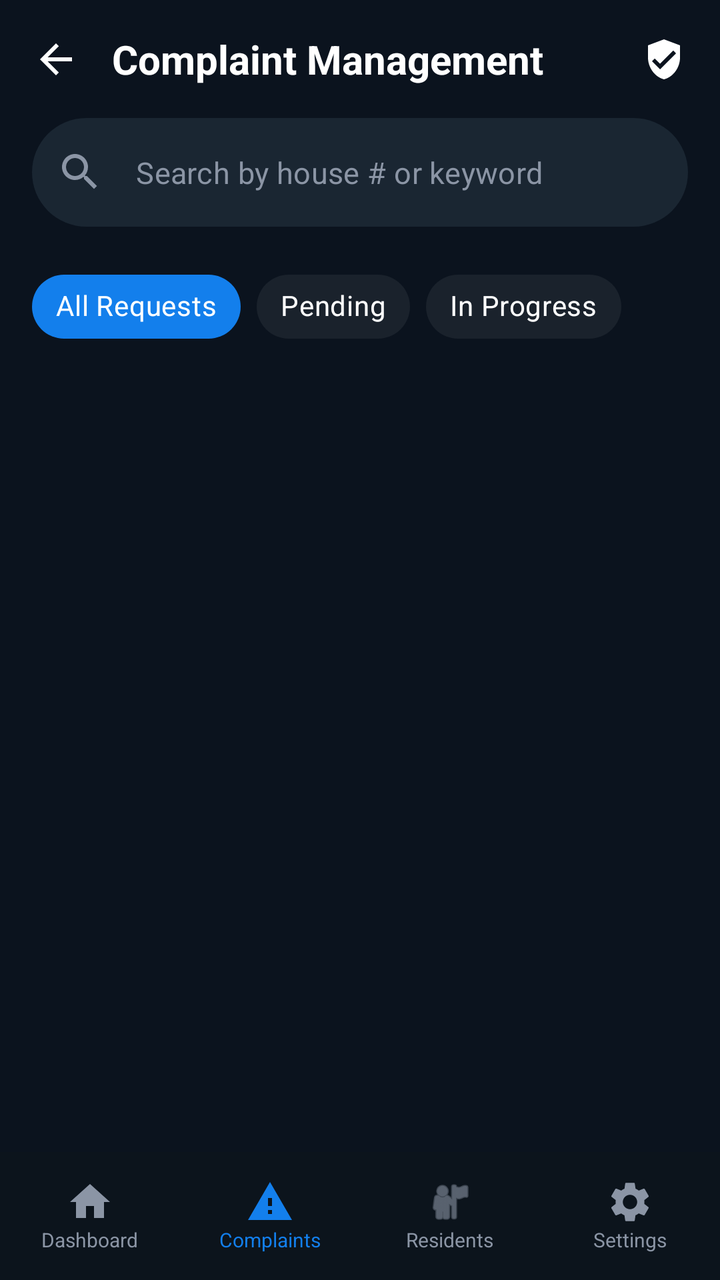
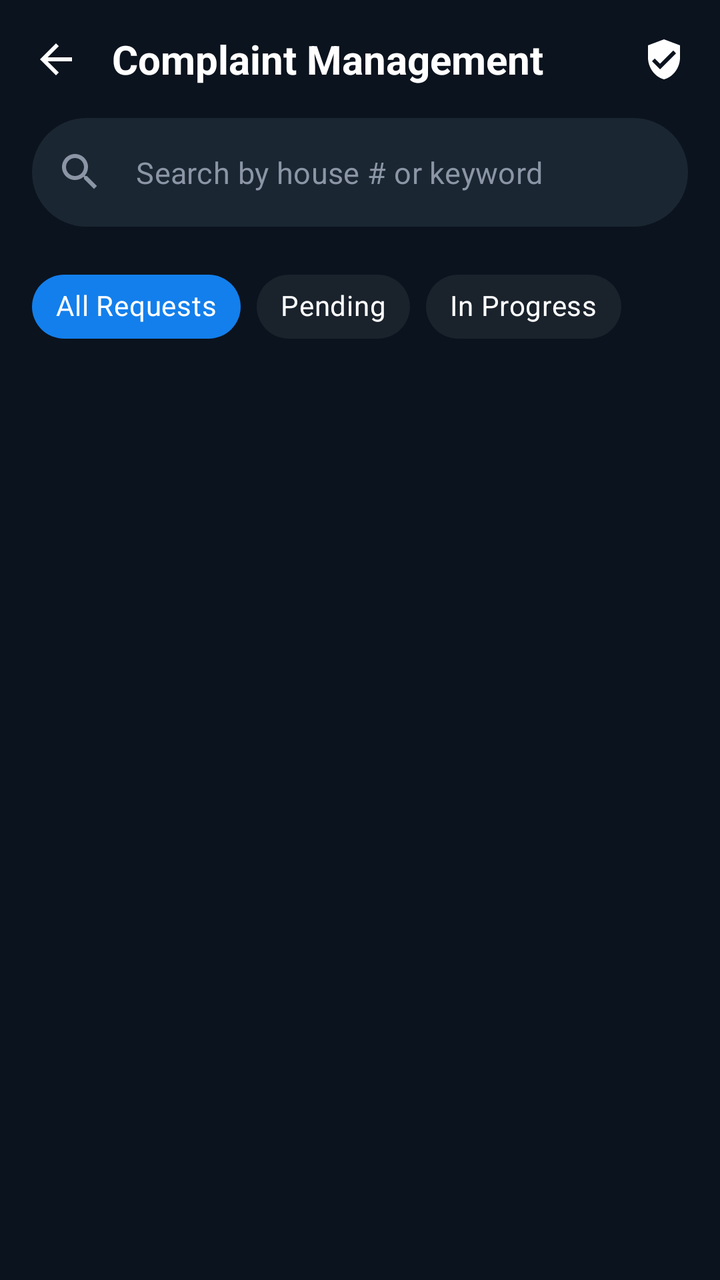

The first picture is an Android layout as it rendered before a commit; the second is the same layout after the commit. The layout source and the unified diff follow.
<!-- AndroidManifest.xml: application theme Theme.HouseVisitorManagementSystem -->
<!-- res/layout/activity_view_complaint.xml -->
<?xml version="1.0" encoding="utf-8"?>
<androidx.constraintlayout.widget.ConstraintLayout xmlns:android="http://schemas.android.com/apk/res/android"
    xmlns:app="http://schemas.android.com/apk/res-auto"
    xmlns:tools="http://schemas.android.com/tools"
    android:id="@+id/main"
    android:layout_width="match_parent"
    android:layout_height="match_parent"
    android:background="@color/night_blue">

    
    <androidx.constraintlayout.widget.ConstraintLayout
        android:id="@+id/headerLayout"
        android:layout_width="match_parent"
        android:layout_height="wrap_content"
        android:padding="16dp"
        app:layout_constraintTop_toTopOf="parent">

        <ImageView
            android:id="@+id/btnBack"
            android:layout_width="24dp"
            android:layout_height="24dp"
            android:src="@drawable/ic_arrow_back"
            app:layout_constraintBottom_toBottomOf="parent"
            app:layout_constraintStart_toStartOf="parent"
            app:layout_constraintTop_toTopOf="parent"
            app:tint="@color/white" />

        <TextView
            android:layout_width="wrap_content"
            android:layout_height="wrap_content"
            android:layout_marginStart="16dp"
            android:text="Complaint Management"
            android:textColor="@color/white"
            android:textSize="20sp"
            android:textStyle="bold"
            app:layout_constraintBottom_toBottomOf="parent"
            app:layout_constraintStart_toEndOf="@id/btnBack"
            app:layout_constraintTop_toTopOf="parent" />

        <ImageView
            android:id="@+id/btnFilter"
            android:layout_width="24dp"
            android:layout_height="24dp"
            android:src="@drawable/ic_filter_list"
            app:layout_constraintBottom_toBottomOf="parent"
            app:layout_constraintEnd_toEndOf="parent"
            app:layout_constraintTop_toTopOf="parent"
            app:tint="@color/white" />

    </androidx.constraintlayout.widget.ConstraintLayout>

    
    <com.google.android.material.textfield.TextInputLayout
        android:id="@+id/tilSearch"
        style="@style/Widget.MaterialComponents.TextInputLayout.OutlinedBox"
        android:layout_width="match_parent"
        android:layout_height="wrap_content"
        android:layout_marginHorizontal="16dp"
        app:boxBackgroundColor="#1A2632"
        app:boxCornerRadiusBottomEnd="28dp"
        app:boxCornerRadiusBottomStart="28dp"
        app:boxCornerRadiusTopEnd="28dp"
        app:boxCornerRadiusTopStart="28dp"
        app:boxStrokeWidth="0dp"
        app:boxStrokeWidthFocused="0dp"
        app:hintEnabled="false"
        app:layout_constraintTop_toBottomOf="@id/headerLayout"
        app:startIconDrawable="@drawable/ic_search"
        app:startIconTint="@color/text_grey">

        <com.google.android.material.textfield.TextInputEditText
            android:id="@+id/etSearch"
            android:layout_width="match_parent"
            android:layout_height="wrap_content"
            android:hint="Search by house # or keyword"
            android:textColor="@color/white"
            android:textColorHint="@color/text_grey"
            android:textSize="15sp" />
    </com.google.android.material.textfield.TextInputLayout>

    
    <HorizontalScrollView
        android:id="@+id/chipGroupFiltersScroll"
        android:layout_width="match_parent"
        android:layout_height="wrap_content"
        android:layout_marginTop="16dp"
        android:clipToPadding="false"
        android:paddingHorizontal="16dp"
        android:scrollbars="none"
        app:layout_constraintTop_toBottomOf="@id/tilSearch">

        <com.google.android.material.chip.ChipGroup
            android:id="@+id/chipGroupFilters"
            android:layout_width="wrap_content"
            android:layout_height="wrap_content"
            app:selectionRequired="true"
            app:singleSelection="true">

            <com.google.android.material.chip.Chip
                android:id="@+id/chipAll"
                style="@style/Widget.MaterialComponents.Chip.Choice"
                android:layout_width="wrap_content"
                android:layout_height="wrap_content"
                android:checked="true"
                android:text="All Requests"
                android:textColor="@color/white"
                app:chipBackgroundColor="@color/chip_bg_selector"
                app:chipCornerRadius="20dp"
                app:chipStrokeWidth="0dp" />

            <com.google.android.material.chip.Chip
                android:id="@+id/chipPending"
                style="@style/Widget.MaterialComponents.Chip.Choice"
                android:layout_width="wrap_content"
                android:layout_height="wrap_content"
                android:text="Pending"
                android:textColor="@color/white"
                app:chipBackgroundColor="@color/chip_bg_selector"
                app:chipCornerRadius="20dp"
                app:chipStrokeWidth="0dp" />

            <com.google.android.material.chip.Chip
                android:id="@+id/chipInProgress"
                style="@style/Widget.MaterialComponents.Chip.Choice"
                android:layout_width="wrap_content"
                android:layout_height="wrap_content"
                android:text="In Progress"
                android:textColor="@color/white"
                app:chipBackgroundColor="@color/chip_bg_selector"
                app:chipCornerRadius="20dp"
                app:chipStrokeWidth="0dp" />

        </com.google.android.material.chip.ChipGroup>
    </HorizontalScrollView>

    
    <androidx.recyclerview.widget.RecyclerView
        android:id="@+id/rvComplaints"
        android:layout_width="match_parent"
        android:layout_height="0dp"
        android:layout_marginTop="12dp"
        android:clipToPadding="false"
        android:paddingBottom="80dp"
        app:layoutManager="androidx.recyclerview.widget.LinearLayoutManager"
        app:layout_constraintBottom_toTopOf="@id/bottomNav"
        app:layout_constraintTop_toBottomOf="@id/chipGroupFiltersScroll"
        tools:listitem="@layout/item_complaint" />

    
    <androidx.constraintlayout.widget.ConstraintLayout
        android:id="@+id/bottomNav"
        android:layout_width="match_parent"
        android:layout_height="64dp"
        android:background="#0C141C"
        app:layout_constraintBottom_toBottomOf="parent">

        <LinearLayout
            android:layout_width="match_parent"
            android:layout_height="match_parent"
            android:orientation="horizontal"
            android:weightSum="4">

            <LinearLayout
                android:layout_width="0dp"
                android:layout_height="match_parent"
                android:layout_weight="1"
                android:gravity="center"
                android:orientation="vertical">
                <ImageView
                    android:layout_width="24dp"
                    android:layout_height="24dp"
                    android:src="@drawable/ic_home_filled"
                    app:tint="@color/text_grey" />
                <TextView
                    android:layout_width="wrap_content"
                    android:layout_height="wrap_content"
                    android:text="Dashboard"
                    android:textColor="@color/text_grey"
                    android:textSize="10sp" />
            </LinearLayout>

            <LinearLayout
                android:layout_width="0dp"
                android:layout_height="match_parent"
                android:layout_weight="1"
                android:gravity="center"
                android:orientation="vertical">
                <ImageView
                    android:layout_width="24dp"
                    android:layout_height="24dp"
                    android:src="@drawable/ic_warning_triangle"
                    app:tint="@color/bright_azure_blue" />
                <TextView
                    android:layout_width="wrap_content"
                    android:layout_height="wrap_content"
                    android:text="Complaints"
                    android:textColor="@color/bright_azure_blue"
                    android:textSize="10sp" />
            </LinearLayout>

            <LinearLayout
                android:layout_width="0dp"
                android:layout_height="match_parent"
                android:layout_weight="1"
                android:gravity="center"
                android:orientation="vertical">
                <ImageView
                    android:layout_width="24dp"
                    android:layout_height="24dp"
                    android:src="@android:drawable/ic_menu_myplaces"
                    app:tint="@color/text_grey" />
                <TextView
                    android:layout_width="wrap_content"
                    android:layout_height="wrap_content"
                    android:text="Residents"
                    android:textColor="@color/text_grey"
                    android:textSize="10sp" />
            </LinearLayout>

            <LinearLayout
                android:layout_width="0dp"
                android:layout_height="match_parent"
                android:layout_weight="1"
                android:gravity="center"
                android:orientation="vertical">
                <ImageView
                    android:layout_width="24dp"
                    android:layout_height="24dp"
                    android:src="@drawable/ic_settings_gear"
                    app:tint="@color/text_grey" />
                <TextView
                    android:layout_width="wrap_content"
                    android:layout_height="wrap_content"
                    android:text="Settings"
                    android:textColor="@color/text_grey"
                    android:textSize="10sp" />
            </LinearLayout>

        </LinearLayout>
    </androidx.constraintlayout.widget.ConstraintLayout>

</androidx.constraintlayout.widget.ConstraintLayout>
<!-- res/layout/item_complaint.xml (included above) -->
<?xml version="1.0" encoding="utf-8"?>
<com.google.android.material.card.MaterialCardView xmlns:android="http://schemas.android.com/apk/res/android"
    xmlns:app="http://schemas.android.com/apk/res-auto"
    android:layout_width="match_parent"
    android:layout_height="wrap_content"
    android:layout_marginHorizontal="16dp"
    android:layout_marginVertical="8dp"
    app:cardBackgroundColor="@color/card_dark_bg"
    app:cardCornerRadius="24dp"
    app:cardElevation="0dp"
    app:strokeWidth="0dp">

    <androidx.constraintlayout.widget.ConstraintLayout
        android:layout_width="match_parent"
        android:layout_height="wrap_content"
        android:padding="20dp">

        
        <FrameLayout
            android:id="@+id/iconContainer"
            android:layout_width="48dp"
            android:layout_height="48dp"
            app:layout_constraintStart_toStartOf="parent"
            app:layout_constraintTop_toTopOf="parent">

            <View
                android:id="@+id/iconBg"
                android:layout_width="match_parent"
                android:layout_height="match_parent"
                android:background="@drawable/circle_dark_bg" />

            <ImageView
                android:id="@+id/ivComplaintIcon"
                android:layout_width="24dp"
                android:layout_height="24dp"
                android:layout_gravity="center"
                android:src="@drawable/ic_water_drop" />
        </FrameLayout>

        
        <TextView
            android:id="@+id/tvTitle"
            android:layout_width="0dp"
            android:layout_height="wrap_content"
            android:layout_marginStart="16dp"
            android:text="Water Leakage in Kitchen"
            android:textColor="@color/white"
            android:textSize="18sp"
            android:textStyle="bold"
            app:layout_constraintEnd_toEndOf="parent"
            app:layout_constraintStart_toEndOf="@id/iconContainer"
            app:layout_constraintTop_toTopOf="parent" />

        <TextView
            android:id="@+id/tvMetaData"
            android:layout_width="wrap_content"
            android:layout_height="wrap_content"
            android:layout_marginTop="4dp"
            android:text="A-104  •  Oct 24, 10:30 AM"
            android:textColor="@color/text_grey"
            android:textSize="13sp"
            app:layout_constraintStart_toStartOf="@id/tvTitle"
            app:layout_constraintTop_toBottomOf="@id/tvTitle" />

        <TextView
            android:id="@+id/tvDescription"
            android:layout_width="0dp"
            android:layout_height="wrap_content"
            android:layout_marginTop="12dp"
            android:ellipsize="end"
            android:maxLines="2"
            android:text="The sink pipe is leaking heavily and causing water to pool on the floor nea..."
            android:textColor="@color/text_grey"
            android:textSize="14sp"
            app:layout_constraintEnd_toEndOf="parent"
            app:layout_constraintStart_toStartOf="parent"
            app:layout_constraintTop_toBottomOf="@id/iconContainer" />

        
        <View
            android:id="@+id/divider"
            android:layout_width="match_parent"
            android:layout_height="1dp"
            android:layout_marginTop="16dp"
            android:background="#1AFFFFFF"
            app:layout_constraintTop_toBottomOf="@id/tvDescription" />

        
        <LinearLayout
            android:id="@+id/statusBadge"
            android:layout_width="wrap_content"
            android:layout_height="wrap_content"
            android:layout_marginTop="16dp"
            android:background="@drawable/bg_status_in_progress"
            android:gravity="center"
            android:orientation="horizontal"
            android:paddingHorizontal="16dp"
            android:paddingVertical="8dp"
            app:layout_constraintEnd_toEndOf="parent"
            app:layout_constraintTop_toBottomOf="@id/divider">

            <TextView
                android:id="@+id/tvStatus"
                android:layout_width="wrap_content"
                android:layout_height="wrap_content"
                android:text="In Progress"
                android:textColor="@color/bright_azure_blue"
                android:textSize="14sp"
                android:textStyle="bold" />

            <ImageView
                android:id="@+id/ivStatusIcon"
                android:layout_width="16dp"
                android:layout_height="16dp"
                android:layout_marginStart="8dp"
                android:src="@android:drawable/arrow_down_float"
                app:tint="@color/bright_azure_blue" />
        </LinearLayout>

    </androidx.constraintlayout.widget.ConstraintLayout>

</com.google.android.material.card.MaterialCardView>
<!-- resources referenced by this layout -->
<resources>
  <color name="bright_azure_blue">#137fec</color>
  <color name="card_dark_bg">#1A222C</color>
  <color name="night_blue">#0B131E</color>
  <color name="text_grey">#8B95A5</color>
  <color name="white">#FFFFFF</color>
  <!-- drawable bg_status_in_progress (drawable) -->
  <?xml version="1.0" encoding="utf-8"?>
  <shape xmlns:android="http://schemas.android.com/apk/res/android">
      <solid android:color="#1A3498DB" /> 
      <corners android:radius="12dp" />
  </shape>
  <!-- drawable circle_dark_bg (drawable) -->
  <?xml version="1.0" encoding="utf-8"?>
  <shape xmlns:android="http://schemas.android.com/apk/res/android"
      android:shape="oval">
      <solid android:color="#1A2332" />
  </shape>
  <!-- drawable ic_arrow_back (drawable) -->
  <vector xmlns:android="http://schemas.android.com/apk/res/android"
      android:width="24dp"
      android:height="24dp"
      android:viewportWidth="24"
      android:viewportHeight="24">
      <path
          android:fillColor="#FFFFFF"
          android:pathData="M20,11H7.83l5.59,-5.59L12,4l-8,8 8,8 1.41,-1.41L7.83,13H20v-2z" />
  </vector>
  <!-- drawable ic_filter_list (drawable) -->
  <vector xmlns:android="http://schemas.android.com/apk/res/android"
      android:width="24dp"
      android:height="24dp"
      android:viewportWidth="24"
      android:viewportHeight="24">
      <path
          android:fillColor="#FFFFFF"
          android:pathData="M12,2L4,5v6.09c0,5.05 3.41,9.76 8,10.91c4.59,-1.15 8,-5.86 8,-10.91V5L12,2zM10,17l-4,-4l1.41,-1.41L10,14.17l6.59,-6.59L18,9L10,17z"/>
  </vector>
  <!-- drawable ic_home_filled (drawable) -->
  <vector xmlns:android="http://schemas.android.com/apk/res/android"
      android:width="24dp"
      android:height="24dp"
      android:viewportWidth="24"
      android:viewportHeight="24">
      <path
          android:fillColor="#FFFFFF"
          android:pathData="M10,20v-6h4v6h5v-8h3L12,3 2,12h3v8z" />
  </vector>
  <!-- drawable ic_settings_gear (drawable) -->
  <vector xmlns:android="http://schemas.android.com/apk/res/android"
      android:width="24dp"
      android:height="24dp"
      android:viewportWidth="24"
      android:viewportHeight="24">
      <path
          android:fillColor="#FFFFFF"
          android:pathData="M19.14,12.94c0.04,-0.3 0.06,-0.61 0.06,-0.94c0,-0.32 -0.02,-0.64 -0.06,-0.94l2.03,-1.58c0.18,-0.14 0.23,-0.41 0.12,-0.61l-1.92,-3.32c-0.12,-0.22 -0.37,-0.29 -0.59,-0.22l-2.39,0.96c-0.5,-0.38 -1.03,-0.7 -1.62,-0.94L14.4,2.81c-0.04,-0.24 -0.24,-0.41 -0.48,-0.41h-3.84c-0.24,0 -0.43,0.17 -0.47,0.41L9.25,5.35C8.66,5.59 8.12,5.92 7.63,6.29L5.24,5.33c-0.22,-0.08 -0.47,0 -0.59,0.22L2.74,8.87C2.62,9.08 2.66,9.34 2.86,9.48l2.03,1.58C4.84,11.36 4.8,11.69 4.8,12s0.02,0.64 0.06,0.94l-2.03,1.58c-0.18,0.14 -0.23,0.41 -0.12,0.61l1.92,3.32c0.12,0.22 0.37,0.29 0.59,0.22l2.39,-0.96c0.5,0.38 1.03,0.7 1.62,0.94l0.36,2.54c0.05,0.24 0.24,0.41 0.48,0.41h3.84c0.24,0 0.44,-0.17 0.47,-0.41l0.36,-2.54c0.59,-0.24 1.13,-0.56 1.62,-0.94l2.39,0.96c0.22,0.08 0.47,0 0.59,-0.22l1.92,-3.32c0.12,-0.22 0.07,-0.47 -0.12,-0.61L19.14,12.94zM12,15.6c-1.98,0 -3.6,-1.62 -3.6,-3.6s1.62,-3.6 3.6,-3.6s3.6,1.62 3.6,3.6S13.98,15.6 12,15.6z" />
  </vector>
  <!-- drawable ic_warning_triangle (drawable) -->
  <vector xmlns:android="http://schemas.android.com/apk/res/android"
      android:width="24dp"
      android:height="24dp"
      android:viewportWidth="24"
      android:viewportHeight="24">
      <path
          android:fillColor="#FFFFFF"
          android:pathData="M1,21h22L12,2 1,21zM13,18h-2v-2h2v2zM13,14h-2v-4h2v4z" />
  </vector>
  <style name="Theme.HouseVisitorManagementSystem" parent="Base.Theme.HouseVisitorManagementSystem" />
  <style name="Base.Theme.HouseVisitorManagementSystem" parent="Theme.Material3.DayNight.NoActionBar">
          
          
      </style>
  <!-- unchanged entries left out for length: 2 -->
</resources>

<!-- the commit's change to res/layout/activity_view_complaint.xml (unified diff, before → after) -->
@@ -140,104 +140,11 @@
         android:layout_height="0dp"
         android:layout_marginTop="12dp"
         android:clipToPadding="false"
-        android:paddingBottom="80dp"
+        android:paddingBottom="24dp"
         app:layoutManager="androidx.recyclerview.widget.LinearLayoutManager"
-        app:layout_constraintBottom_toTopOf="@id/bottomNav"
+        app:layout_constraintBottom_toBottomOf="parent"
         app:layout_constraintTop_toBottomOf="@id/chipGroupFiltersScroll"
         tools:listitem="@layout/item_complaint" />
-
-    
-    <androidx.constraintlayout.widget.ConstraintLayout
-        android:id="@+id/bottomNav"
-        android:layout_width="match_parent"
-        android:layout_height="64dp"
-        android:background="#0C141C"
-        app:layout_constraintBottom_toBottomOf="parent">
-
-        <LinearLayout
-            android:layout_width="match_parent"
-            android:layout_height="match_parent"
-            android:orientation="horizontal"
-            android:weightSum="4">
-
-            <LinearLayout
-                android:layout_width="0dp"
-                android:layout_height="match_parent"
-                android:layout_weight="1"
-                android:gravity="center"
-                android:orientation="vertical">
-                <ImageView
-                    android:layout_width="24dp"
-                    android:layout_height="24dp"
-                    android:src="@drawable/ic_home_filled"
-                    app:tint="@color/text_grey" />
-                <TextView
-                    android:layout_width="wrap_content"
-                    android:layout_height="wrap_content"
-                    android:text="Dashboard"
-                    android:textColor="@color/text_grey"
-                    android:textSize="10sp" />
-            </LinearLayout>
-
-            <LinearLayout
-                android:layout_width="0dp"
-                android:layout_height="match_parent"
-                android:layout_weight="1"
-                android:gravity="center"
-                android:orientation="vertical">
-                <ImageView
-                    android:layout_width="24dp"
-                    android:layout_height="24dp"
-                    android:src="@drawable/ic_warning_triangle"
-                    app:tint="@color/bright_azure_blue" />
-                <TextView
-                    android:layout_width="wrap_content"
-                    android:layout_height="wrap_content"
-                    android:text="Complaints"
-                    android:textColor="@color/bright_azure_blue"
-                    android:textSize="10sp" />
-            </LinearLayout>
-
-            <LinearLayout
-                android:layout_width="0dp"
-                android:layout_height="match_parent"
-                android:layout_weight="1"
-                android:gravity="center"
-                android:orientation="vertical">
-                <ImageView
-                    android:layout_width="24dp"
-                    android:layout_height="24dp"
-                    android:src="@android:drawable/ic_menu_myplaces"
-                    app:tint="@color/text_grey" />
-                <TextView
-                    android:layout_width="wrap_content"
-                    android:layout_height="wrap_content"
-                    android:text="Residents"
-                    android:textColor="@color/text_grey"
-                    android:textSize="10sp" />
-            </LinearLayout>
-
-            <LinearLayout
-                android:layout_width="0dp"
-                android:layout_height="match_parent"
-                android:layout_weight="1"
-                android:gravity="center"
-                android:orientation="vertical">
-                <ImageView
-                    android:layout_width="24dp"
-                    android:layout_height="24dp"
-                    android:src="@drawable/ic_settings_gear"
-                    app:tint="@color/text_grey" />
-                <TextView
-                    android:layout_width="wrap_content"
-                    android:layout_height="wrap_content"
-                    android:text="Settings"
-                    android:textColor="@color/text_grey"
-                    android:textSize="10sp" />
-            </LinearLayout>
-
-        </LinearLayout>
-    </androidx.constraintlayout.widget.ConstraintLayout>
 
 </androidx.constraintlayout.widget.ConstraintLayout>
 <!-- res/layout/item_complaint.xml (included above) -->
@@ -251,7 +158,8 @@
     app:cardBackgroundColor="@color/card_dark_bg"
     app:cardCornerRadius="24dp"
     app:cardElevation="0dp"
-    app:strokeWidth="0dp">
+    app:strokeWidth="0dp"
+    android:minHeight="220dp">
 
     <androidx.constraintlayout.widget.ConstraintLayout
         android:layout_width="match_parent"
@@ -311,7 +219,7 @@
             android:layout_height="wrap_content"
             android:layout_marginTop="12dp"
             android:ellipsize="end"
-            android:maxLines="2"
+            android:maxLines="4"
             android:text="The sink pipe is leaking heavily and causing water to pool on the floor nea..."
             android:textColor="@color/text_grey"
             android:textSize="14sp"
<!-- resource entries referenced after the edit -->
@@ -37,36 +37,6 @@
           android:fillColor="#FFFFFF"
           android:pathData="M12,2L4,5v6.09c0,5.05 3.41,9.76 8,10.91c4.59,-1.15 8,-5.86 8,-10.91V5L12,2zM10,17l-4,-4l1.41,-1.41L10,14.17l6.59,-6.59L18,9L10,17z"/>
   </vector>
-  <!-- drawable ic_home_filled (drawable) -->
-  <vector xmlns:android="http://schemas.android.com/apk/res/android"
-      android:width="24dp"
-      android:height="24dp"
-      android:viewportWidth="24"
-      android:viewportHeight="24">
-      <path
-          android:fillColor="#FFFFFF"
-          android:pathData="M10,20v-6h4v6h5v-8h3L12,3 2,12h3v8z" />
-  </vector>
-  <!-- drawable ic_settings_gear (drawable) -->
-  <vector xmlns:android="http://schemas.android.com/apk/res/android"
-      android:width="24dp"
-      android:height="24dp"
-      android:viewportWidth="24"
-      android:viewportHeight="24">
-      <path
-          android:fillColor="#FFFFFF"
-          android:pathData="M19.14,12.94c0.04,-0.3 0.06,-0.61 0.06,-0.94c0,-0.32 -0.02,-0.64 -0.06,-0.94l2.03,-1.58c0.18,-0.14 0.23,-0.41 0.12,-0.61l-1.92,-3.32c-0.12,-0.22 -0.37,-0.29 -0.59,-0.22l-2.39,0.96c-0.5,-0.38 -1.03,-0.7 -1.62,-0.94L14.4,2.81c-0.04,-0.24 -0.24,-0.41 -0.48,-0.41h-3.84c-0.24,0 -0.43,0.17 -0.47,0.41L9.25,5.35C8.66,5.59 8.12,5.92 7.63,6.29L5.24,5.33c-0.22,-0.08 -0.47,0 -0.59,0.22L2.74,8.87C2.62,9.08 2.66,9.34 2.86,9.48l2.03,1.58C4.84,11.36 4.8,11.69 4.8,12s0.02,0.64 0.06,0.94l-2.03,1.58c-0.18,0.14 -0.23,0.41 -0.12,0.61l1.92,3.32c0.12,0.22 0.37,0.29 0.59,0.22l2.39,-0.96c0.5,0.38 1.03,0.7 1.62,0.94l0.36,2.54c0.05,0.24 0.24,0.41 0.48,0.41h3.84c0.24,0 0.44,-0.17 0.47,-0.41l0.36,-2.54c0.59,-0.24 1.13,-0.56 1.62,-0.94l2.39,0.96c0.22,0.08 0.47,0 0.59,-0.22l1.92,-3.32c0.12,-0.22 0.07,-0.47 -0.12,-0.61L19.14,12.94zM12,15.6c-1.98,0 -3.6,-1.62 -3.6,-3.6s1.62,-3.6 3.6,-3.6s3.6,1.62 3.6,3.6S13.98,15.6 12,15.6z" />
-  </vector>
-  <!-- drawable ic_warning_triangle (drawable) -->
-  <vector xmlns:android="http://schemas.android.com/apk/res/android"
-      android:width="24dp"
-      android:height="24dp"
-      android:viewportWidth="24"
-      android:viewportHeight="24">
-      <path
-          android:fillColor="#FFFFFF"
-          android:pathData="M1,21h22L12,2 1,21zM13,18h-2v-2h2v2zM13,14h-2v-4h2v4z" />
-  </vector>
   <style name="Theme.HouseVisitorManagementSystem" parent="Base.Theme.HouseVisitorManagementSystem" />
   <style name="Base.Theme.HouseVisitorManagementSystem" parent="Theme.Material3.DayNight.NoActionBar">
           
